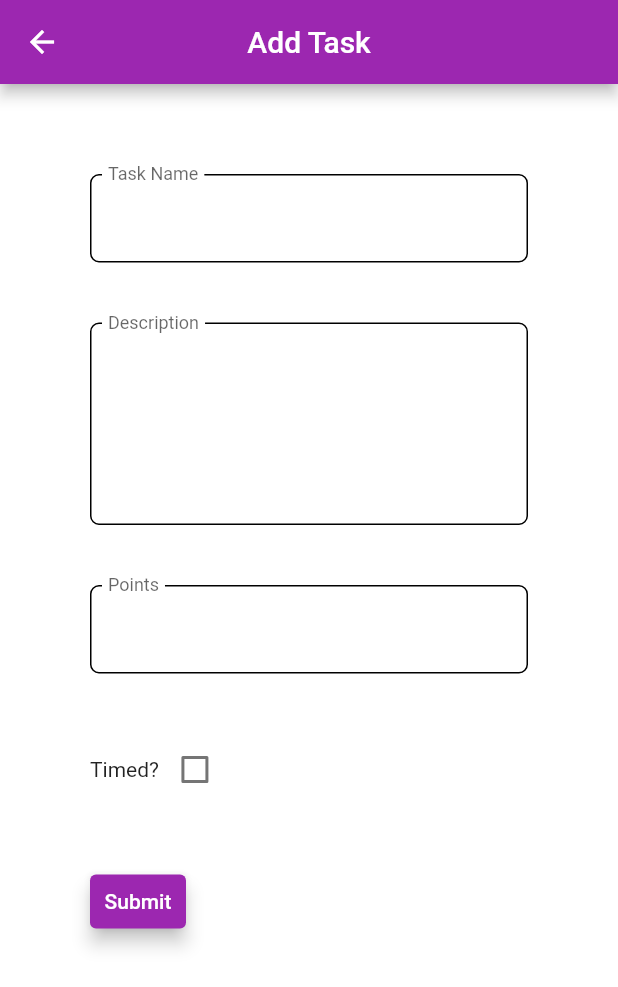
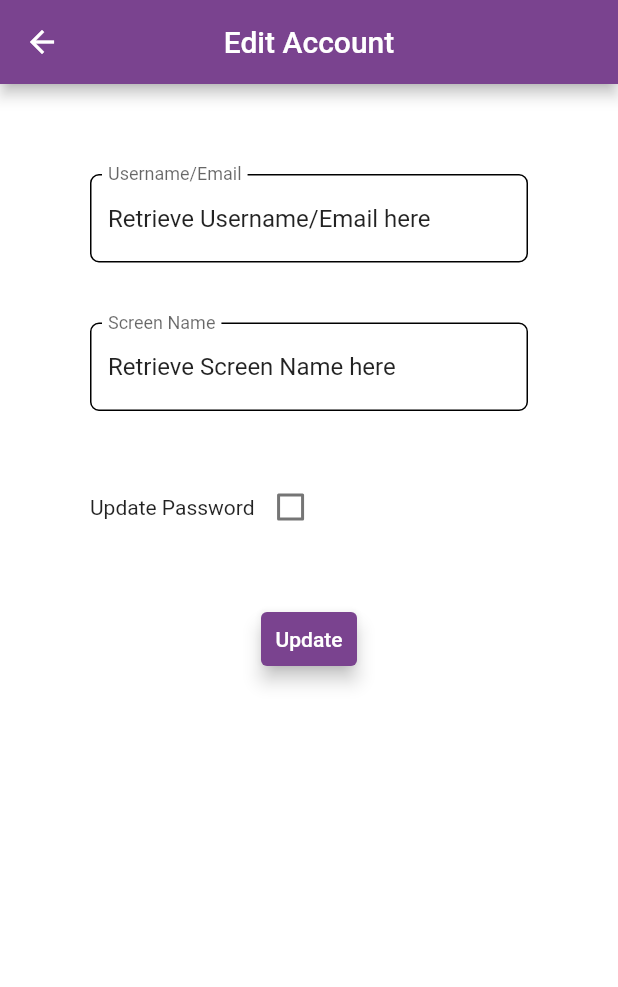
Before and after one commit to thejacobhardman/Gamified-Task-Tracker, a Flutter app: the screen it shows after launch, on a phone screen of 412 x 824 dp. Shown: the top 987 px of the screen. Run offline on Flutter 3.47's test engine with Material 2 defaults, Android fonts, the phone set to English and light mode, and no system bars.

Commit message:
Add edit account page, style file

```diff
--- a/gamified_task_tracker/lib/create_task.dart
+++ b/gamified_task_tracker/lib/create_task.dart
@@ -1,12 +1,6 @@
 import 'package:flutter/material.dart';
-import 'ttform.dart';
-
-const Color backgroundColor = Colors.white;
-const Color textColor = Colors.black;
-const Color textColorAgainstPrimary = Colors.white;
-const Color primaryColor = Colors.purple;
-
-const double edgeInsets = 40.0;
+import 'style.dart';
+import 'widgets/ttform.dart';
 
 class CreateTaskPage extends StatelessWidget {
   const CreateTaskPage({super.key});
@@ -53,23 +47,17 @@ class CreateTaskForm extends StatefulWidget {
 
 class CreateTaskFormState extends State<CreateTaskForm> {
 
-  final _formKey = GlobalKey<FormState>();
-
   bool showTimingFields = false;
 
   @override
   Widget build(BuildContext context) {
-
-    return Form(
-      key: _formKey,
-      child: Column(
-        crossAxisAlignment: CrossAxisAlignment.start,
+    return TTForm(
         children: <Widget>[
           TTTextField(labelText: "Task Name"),
           TTTextField(labelText: "Description", maxLines: 5),
           TTTextField(labelText: "Points"),
           Padding(
-            padding: const EdgeInsets.all(20.0),
+            padding: const EdgeInsets.all(itemSpacing),
             child: Row(
               mainAxisSize: MainAxisSize.max,
               children: [
@@ -93,23 +81,24 @@ class CreateTaskFormState extends State<CreateTaskForm> {
             Expanded(child:TTTextField(labelText: "Minutes")),
           ],) : Container(),
           Padding(
-            padding: const EdgeInsets.all(20.0),
-            child: TextButton(
+            padding: const EdgeInsets.all(itemSpacing),
+            child: Center(
+              child: TextButton(
               onPressed: null,  // form submission logic goes here
               style: ButtonStyle(
                 backgroundColor: MaterialStateProperty.all(primaryColor),
                 elevation: MaterialStateProperty.all(5.0),
               ),
               child: const Text(
-                'Submit',
+                'Add',
                 style: TextStyle(
                   color: textColorAgainstPrimary
                 )
               ),
             ),
+            )
           ),
         ],
-      ),
     );
   }
 
--- /dev/null
+++ b/gamified_task_tracker/lib/edit_account.dart
@@ -0,0 +1,74 @@
+import 'package:flutter/material.dart';
+import 'style.dart';
+import 'widgets/ttform.dart';
+import 'widgets/ttscaffold.dart';
+
+class EditAccountPage extends StatelessWidget {
+  const EditAccountPage({super.key});
+
+  @override
+  Widget build(BuildContext context) {
+    return TTScaffold(title: "Edit Account", body: const EditAccountForm());
+  }
+}
+
+class EditAccountForm extends StatefulWidget {
+  const EditAccountForm({super.key});
+
+  @override
+  EditAccountFormState createState() => EditAccountFormState();
+
+}
+
+class EditAccountFormState extends State<EditAccountForm> {
+
+  bool showPasswordFields = false;
+
+  @override
+  Widget build(BuildContext context) {
+    return TTForm(
+      children: <Widget>[
+        TTTextField(labelText: "Username/Email", initialValue: "Retrieve Username/Email here"),
+        TTTextField(labelText: "Screen Name", initialValue: "Retrieve Screen Name here"),
+        Padding(
+            padding: const EdgeInsets.all(itemSpacing),
+            child: Row(
+              mainAxisSize: MainAxisSize.max,
+              children: [
+              const Text('Update Password'),
+              Checkbox(
+              checkColor: Colors.white,
+              value: showPasswordFields,
+              onChanged: (bool? value) {
+                setState(() {
+                  showPasswordFields = value!;
+                });
+              },
+            ),
+            ],),
+          ),
+        showPasswordFields ? TTTextField(labelText: "New Password", obscureText: true) : Container(),
+        showPasswordFields ? TTTextField(labelText: "Re-enter Password", obscureText: true) : Container(),
+        Padding(
+          padding: const EdgeInsets.all(itemSpacing),
+          child: Center(
+            child: TextButton(
+            onPressed: null,  // form submission logic goes here
+            style: ButtonStyle(
+              backgroundColor: MaterialStateProperty.all(primaryColor),
+              elevation: MaterialStateProperty.all(5.0),
+            ),
+            child: const Text(
+              'Update',
+              style: TextStyle(
+                color: textColorAgainstPrimary
+              )
+            ),
+          ),
+          )
+        ),
+      ],
+    );
+  }
+
+}
--- a/gamified_task_tracker/lib/main.dart
+++ b/gamified_task_tracker/lib/main.dart
@@ -1,5 +1,6 @@
 import 'package:flutter/material.dart';
 import 'create_task.dart';
+import 'edit_account.dart';
 
 void main() {
   runApp(MyApp());
@@ -9,7 +10,7 @@ class MyApp extends StatelessWidget {
   @override
   Widget build(BuildContext context) {
     return MaterialApp(
-      home: CreateTaskPage(),
+      home: EditAccountPage(),
     );
   }
 }
--- /dev/null
+++ b/gamified_task_tracker/lib/style.dart
@@ -0,0 +1,11 @@
+import 'package:flutter/material.dart';
+
+// We can put common styling stuff here and pull from it
+
+const Color backgroundColor = Colors.white;
+const Color textColor = Colors.black;
+const Color textColorAgainstPrimary = Colors.white;
+const Color primaryColor = Color.fromARGB(255, 122, 67, 143);
+
+const double edgeInsets = 40.0;
+const double itemSpacing = 20.0;
--- a/gamified_task_tracker/lib/ttform.dart
+++ b/gamified_task_tracker/lib/widgets/ttform.dart
@@ -1,13 +1,49 @@
 import 'package:flutter/material.dart';
+import '../style.dart';
 
 // Here are some pre-built widgets for use in fields across our app
+
+
+class TTForm extends StatefulWidget {
+
+  List<Widget> children;
+
+  TTForm({super.key, required this.children});
+
+  @override
+  TTFormState createState() => TTFormState();
+
+}
+
+class TTFormState extends State<TTForm> {
+
+  final _formKey = GlobalKey<FormState>();
+
+  bool showTimingFields = false;
+
+  @override
+  Widget build(BuildContext context) {
+
+    return Form(
+      key: _formKey,
+      child: Column(
+        crossAxisAlignment: CrossAxisAlignment.start,
+        children: widget.children,
+      ),
+    );
+  }
+
+}
+
 
 class TTTextField extends StatefulWidget {
 
   String labelText;
   int maxLines;
+  bool obscureText;
+  String initialValue;
 
-  TTTextField({super.key, required this.labelText, this.maxLines = 1});
+  TTTextField({super.key, required this.labelText, this.maxLines = 1, this.obscureText = false, this.initialValue = ""});
 
   @override
   TTTextFieldState createState() => TTTextFieldState();
@@ -19,8 +55,10 @@ class TTTextFieldState extends State<TTTextField> {
   @override
   Widget build(BuildContext context) {
     return Padding(
-            padding: const EdgeInsets.all(20.0),
+            padding: const EdgeInsets.all(itemSpacing),
             child: TextFormField(
+              initialValue: widget.initialValue,
+              obscureText: widget.obscureText,
               maxLines: widget.maxLines,
               decoration: InputDecoration(
                 floatingLabelBehavior: FloatingLabelBehavior.always,
--- /dev/null
+++ b/gamified_task_tracker/lib/widgets/ttscaffold.dart
@@ -0,0 +1,43 @@
+import 'package:flutter/material.dart';
+import '../style.dart';
+
+// You can use this widget to set up your scaffolding automatically
+
+class TTScaffold extends StatelessWidget {
+
+  final String title;
+  Widget body;
+
+  TTScaffold({super.key, required this.title, required this.body});
+
+  @override
+  Widget build(BuildContext context) {
+    return Scaffold(
+        backgroundColor: backgroundColor,
+        appBar: AppBar(
+          title: Text(
+              title,
+              style: TextStyle(
+                color: textColorAgainstPrimary,
+              )
+          ),
+          centerTitle: true,
+          leading: GestureDetector(
+              child: const Icon(
+                Icons.arrow_back,
+                color: textColorAgainstPrimary,
+              )
+          ),
+          backgroundColor: primaryColor,
+        ),
+        body: SingleChildScrollView(
+          scrollDirection: Axis.vertical,
+          child:
+            Container(
+          padding: const EdgeInsets.all(edgeInsets),
+          child: body
+          )
+        )
+      );
+  }
+}
```
